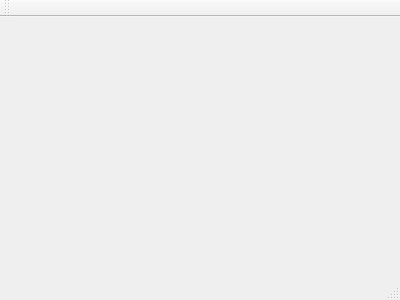
This is gui/mainwindow.ui in arneboe/bigchain as Qt 5 draws it before an edit. The edited form follows.
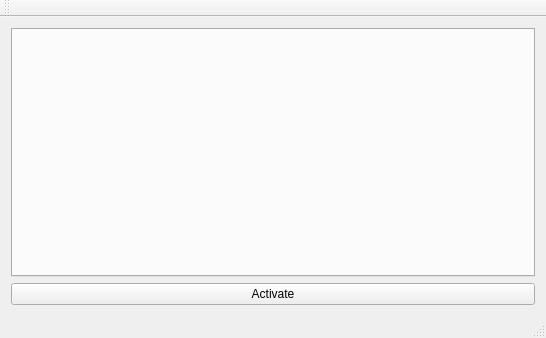
This is the edited form.

```diff
--- a/gui/mainwindow.ui
+++ b/gui/mainwindow.ui
@@ -1,24 +1,60 @@
 <ui version="4.0">
  <class>MainWindow</class>
- <widget class="QMainWindow" name="MainWindow" >
-  <property name="geometry" >
+ <widget class="QMainWindow" name="MainWindow">
+  <property name="geometry">
    <rect>
     <x>0</x>
     <y>0</y>
-    <width>400</width>
-    <height>300</height>
+    <width>546</width>
+    <height>338</height>
    </rect>
   </property>
   <property name="windowTitle" >
    <string>MainWindow</string>
   </property>
-  <widget class="QMenuBar" name="menuBar" />
-  <widget class="QToolBar" name="mainToolBar" />
-  <widget class="QWidget" name="centralWidget" />
-  <widget class="QStatusBar" name="statusBar" />
+  <widget class="QWidget" name="centralWidget">
+   <layout class="QGridLayout" name="gridLayout">
+    <item row="0" column="0">
+     <layout class="QVBoxLayout" name="verticalLayout">
+      <item>
+       <widget class="QTabWidget" name="tabWidget">
+        <property name="currentIndex">
+         <number>-1</number>
+        </property>
+       </widget>
+      </item>
+      <item>
+       <widget class="QPushButton" name="activateButton">
+        <property name="text">
+         <string>Activate</string>
+        </property>
+       </widget>
+      </item>
+     </layout>
+    </item>
+   </layout>
+  </widget>
+  <widget class="QMenuBar" name="menuBar">
+   <property name="geometry">
+    <rect>
+     <x>0</x>
+     <y>0</y>
+     <width>546</width>
+     <height>19</height>
+    </rect>
+   </property>
+  </widget>
+  <widget class="QToolBar" name="mainToolBar">
+   <attribute name="toolBarArea">
+    <enum>TopToolBarArea</enum>
+   </attribute>
+   <attribute name="toolBarBreak">
+    <bool>false</bool>
+   </attribute>
+  </widget>
+  <widget class="QStatusBar" name="statusBar"/>
  </widget>
- <layoutDefault spacing="6" margin="11" />
- <pixmapfunction></pixmapfunction>
+ <layoutdefault spacing="6" margin="11"/>
  <resources/>
  <connections/>
 </ui>
```
Left out of the diff: 3 changed lines with no effect on the pictures.
